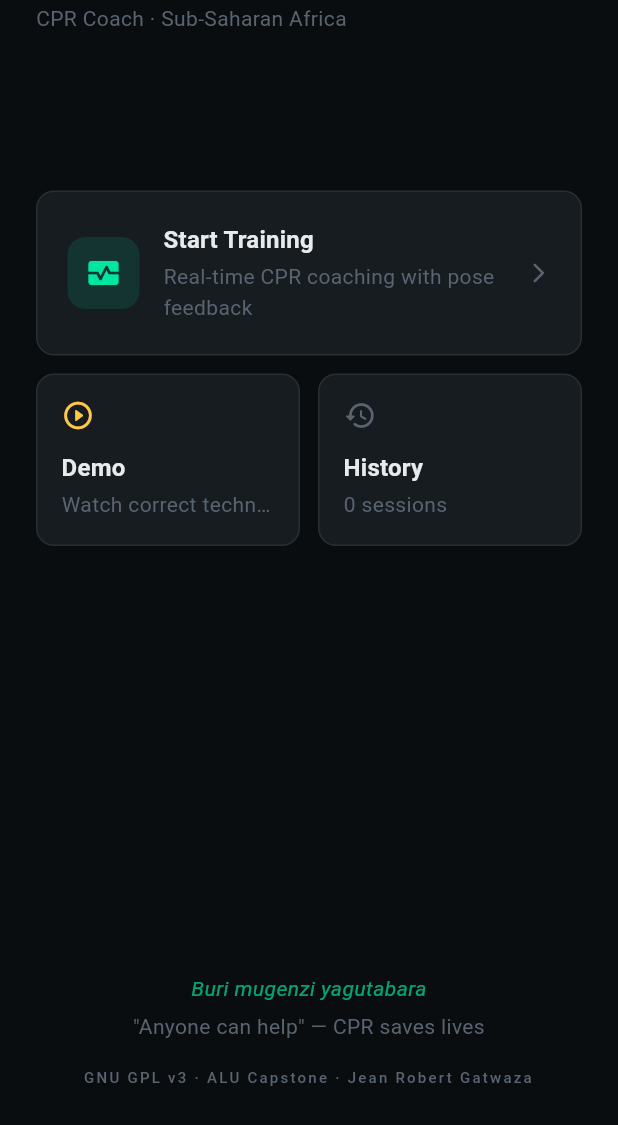
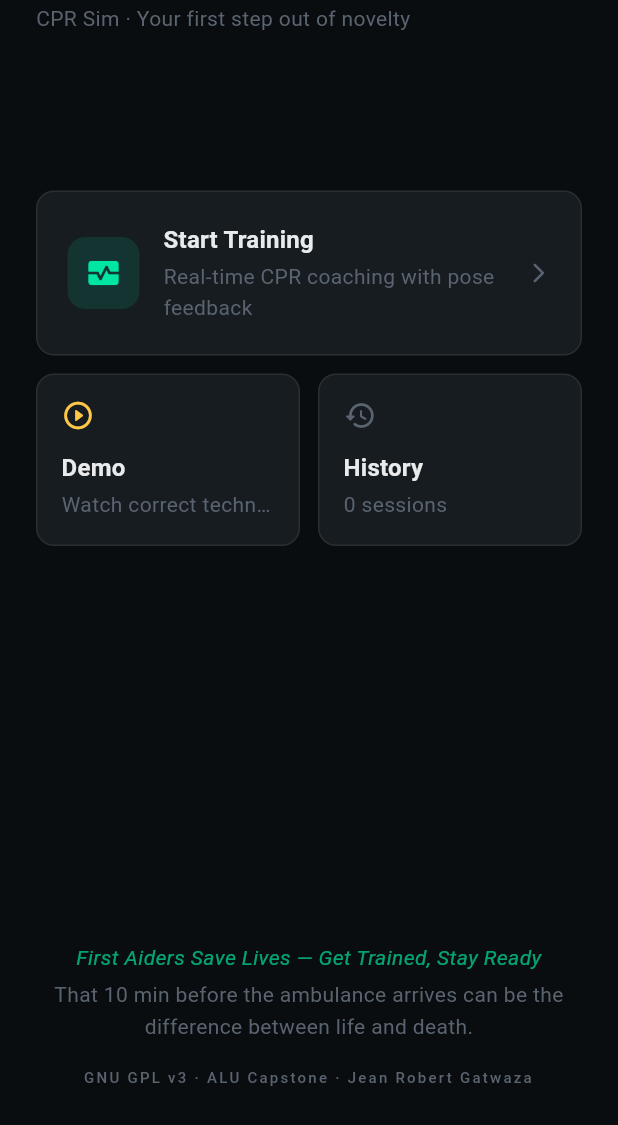
Before and after one commit to Gatwaza/Capstone-Project, a Flutter app: the screen it shows after launch, on a phone screen of 412 x 824 dp, the part 111-1236 px from its top. Run offline on Flutter 3.47's test engine with Material 3 defaults, Android fonts, the phone set to English and light mode, and no system bars; our stand-ins replace camera, flutter_riverpod, flutter_tts, freezed_annotation, get_it, go_router and 5 more; missing offline and left inert: dart:js, google_mlkit_pose_detection, tflite_flutter; accounts and stored records are empty; generated files the repository leaves out were written again; statements that could not run were skipped.

```diff
--- a/novice 4/lib/features/home/home_screen.dart
+++ b/novice 4/lib/features/home/home_screen.dart
@@ -37,7 +37,7 @@ class HomeScreen extends ConsumerWidget {
                           style: Theme.of(context).textTheme.headlineLarge),
                       const SizedBox(height: 4),
                       Text(
-                        'CPR Coach · Sub-Saharan Africa',
+                        'CPR Sim · Your first step out of novelty',
                         style: Theme.of(context).textTheme.bodyMedium,
                       ),
                     ],
@@ -109,7 +109,7 @@ const SizedBox(height: 32),
                 child: Column(
                   children: [
                     Text(
-                      'Buri mugenzi yagutabara',
+                      'First Aiders Save Lives — Get Trained, Stay Ready',
                       textAlign: TextAlign.center,
                       style: Theme.of(context).textTheme.bodyMedium?.copyWith(
                         fontStyle: FontStyle.italic,
@@ -118,7 +118,7 @@ const SizedBox(height: 32),
                     ),
                     const SizedBox(height: 4),
                     Text(
-                      '"Anyone can help" — CPR saves lives',
+                      'That 10 min before the ambulance arrives can be the difference between life and death.',
                       textAlign: TextAlign.center,
                       style: Theme.of(context).textTheme.bodyMedium,
                     ),
```
